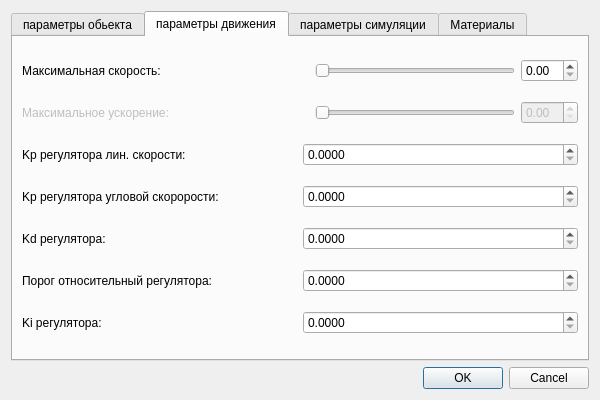
Qt form modeloptionseditor.ui (MrBoriska/mars_debugger) before a commit.
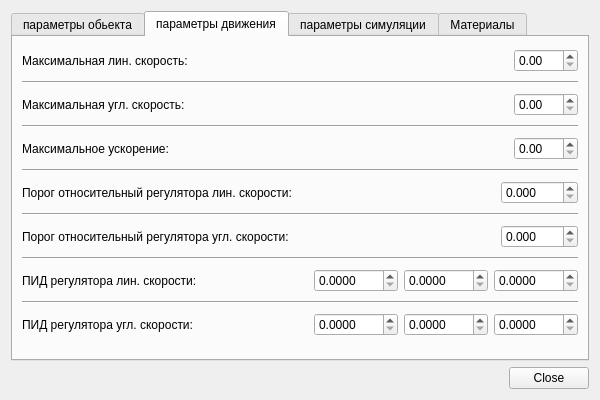
The same form after that commit. The open tabs and pages were chosen to show the change.

```diff
--- a/modeloptionseditor.ui
+++ b/modeloptionseditor.ui
@@ -183,15 +183,15 @@
          <item>
           <widget class="QLabel" name="label_4">
            <property name="text">
-            <string>Максимальная скорость:</string>
+            <string>Максимальная лин. скорость:</string>
            </property>
            <property name="alignment">
-            <set>Qt::AlignCenter</set>
+            <set>Qt::AlignLeading|Qt::AlignLeft|Qt::AlignVCenter</set>
            </property>
           </widget>
          </item>
          <item>
-          <spacer name="horizontalSpacer_3">
+          <spacer name="horizontalSpacer_14">
            <property name="orientation">
             <enum>Qt::Horizontal</enum>
            </property>
@@ -204,58 +204,79 @@
           </spacer>
          </item>
          <item>
-          <widget class="QSlider" name="maxSpeed">
-           <property name="sizePolicy">
-            <sizepolicy hsizetype="Fixed" vsizetype="Fixed">
-             <horstretch>0</horstretch>
-             <verstretch>0</verstretch>
-            </sizepolicy>
+          <widget class="QDoubleSpinBox" name="robot_vmax">
+           <property name="maximum">
+            <double>100.000000000000000</double>
            </property>
-           <property name="minimumSize">
+          </widget>
+         </item>
+        </layout>
+       </item>
+       <item>
+        <widget class="Line" name="line">
+         <property name="orientation">
+          <enum>Qt::Horizontal</enum>
+         </property>
+        </widget>
+       </item>
+       <item>
+        <layout class="QHBoxLayout" name="horizontalLayout_8">
+         <item>
+          <widget class="QLabel" name="label_12">
+           <property name="text">
+            <string>Максимальная угл. скорость:</string>
+           </property>
+          </widget>
+         </item>
+         <item>
+          <spacer name="horizontalSpacer_13">
+           <property name="orientation">
+            <enum>Qt::Horizontal</enum>
+           </property>
+           <property name="sizeHint" stdset="0">
             <size>
-             <width>200</width>
-             <height>0</height>
+             <width>40</width>
+             <height>20</height>
             </size>
            </property>
-           <property name="minimum">
-            <number>1</number>
+          </spacer>
+         </item>
+         <item>
+          <widget class="QDoubleSpinBox" name="robot_wmax">
+           <property name="decimals">
+            <number>2</number>
            </property>
            <property name="maximum">
-            <number>1000</number>
+            <double>100.000000000000000</double>
            </property>
-           <property name="singleStep">
-            <number>10</number>
-           </property>
-           <property name="pageStep">
-            <number>100</number>
-           </property>
-           <property name="orientation">
-            <enum>Qt::Horizontal</enum>
-           </property>
           </widget>
          </item>
-         <item>
-          <widget class="QDoubleSpinBox" name="maxSpeed_spin"/>
-         </item>
         </layout>
        </item>
+       <item>
+        <widget class="Line" name="line_2">
+         <property name="orientation">
+          <enum>Qt::Horizontal</enum>
+         </property>
+        </widget>
+       </item>
        <item>
         <layout class="QHBoxLayout" name="horizontalLayout">
          <item>
           <widget class="QLabel" name="label_5">
            <property name="enabled">
-            <bool>false</bool>
+            <bool>true</bool>
            </property>
            <property name="text">
             <string>Максимальное ускорение:</string>
            </property>
            <property name="alignment">
-            <set>Qt::AlignCenter</set>
+            <set>Qt::AlignLeading|Qt::AlignLeft|Qt::AlignVCenter</set>
            </property>
           </widget>
          </item>
          <item>
-          <spacer name="horizontalSpacer_4">
+          <spacer name="horizontalSpacer_12">
            <property name="orientation">
             <enum>Qt::Horizontal</enum>
            </property>
@@ -268,133 +289,216 @@
           </spacer>
          </item>
          <item>
-          <widget class="QSlider" name="acceleration">
+          <widget class="QDoubleSpinBox" name="robot_amax">
            <property name="enabled">
-            <bool>false</bool>
+            <bool>true</bool>
            </property>
-           <property name="sizePolicy">
-            <sizepolicy hsizetype="Fixed" vsizetype="Fixed">
-             <horstretch>0</horstretch>
-             <verstretch>0</verstretch>
-            </sizepolicy>
-           </property>
-           <property name="minimumSize">
-            <size>
-             <width>200</width>
-             <height>0</height>
-            </size>
-           </property>
-           <property name="orientation">
-            <enum>Qt::Horizontal</enum>
-           </property>
-          </widget>
-         </item>
-         <item>
-          <widget class="QDoubleSpinBox" name="acceleration_spin">
-           <property name="enabled">
-            <bool>false</bool>
-           </property>
-          </widget>
-         </item>
-        </layout>
-       </item>
-       <item>
-        <layout class="QHBoxLayout" name="horizontalLayout_11">
-         <item>
-          <widget class="QLabel" name="label_15">
-           <property name="text">
-            <string>Kp регулятора лин. скорости:</string>
-           </property>
-          </widget>
-         </item>
-         <item>
-          <widget class="QDoubleSpinBox" name="trajectory_Pv">
-           <property name="decimals">
-            <number>4</number>
-           </property>
            <property name="maximum">
-            <double>10000.000000000000000</double>
+            <double>100.000000000000000</double>
            </property>
           </widget>
          </item>
         </layout>
        </item>
        <item>
-        <layout class="QHBoxLayout" name="horizontalLayout_7">
-         <item>
-          <widget class="QLabel" name="label_11">
-           <property name="text">
-            <string>Kp регулятора угловой скорорости:</string>
-           </property>
-          </widget>
-         </item>
-         <item>
-          <widget class="QDoubleSpinBox" name="trajectory_P_spin">
-           <property name="decimals">
-            <number>4</number>
-           </property>
-           <property name="maximum">
-            <double>10000.000000000000000</double>
-           </property>
-          </widget>
-         </item>
-        </layout>
-       </item>
-       <item>
-        <layout class="QHBoxLayout" name="horizontalLayout_8">
-         <item>
-          <widget class="QLabel" name="label_12">
-           <property name="text">
-            <string>Kd регулятора:</string>
-           </property>
-          </widget>
-         </item>
-         <item>
-          <widget class="QDoubleSpinBox" name="trajectory_w_thres_offset">
-           <property name="decimals">
-            <number>4</number>
-           </property>
-           <property name="maximum">
-            <double>10000.000000000000000</double>
-           </property>
-          </widget>
-         </item>
-        </layout>
+        <widget class="Line" name="line_3">
+         <property name="orientation">
+          <enum>Qt::Horizontal</enum>
+         </property>
+        </widget>
        </item>
        <item>
         <layout class="QHBoxLayout" name="horizontalLayout_9">
          <item>
           <widget class="QLabel" name="label_13">
            <property name="text">
-            <string>Порог относительный регулятора:</string>
+            <string>Порог относительный регулятора лин. скорости:</string>
            </property>
           </widget>
          </item>
          <item>
-          <widget class="QDoubleSpinBox" name="trajectory_w_thres">
+          <spacer name="horizontalSpacer_11">
+           <property name="orientation">
+            <enum>Qt::Horizontal</enum>
+           </property>
+           <property name="sizeHint" stdset="0">
+            <size>
+             <width>40</width>
+             <height>20</height>
+            </size>
+           </property>
+          </spacer>
+         </item>
+         <item>
+          <widget class="QDoubleSpinBox" name="trajectory_v_thres">
            <property name="decimals">
-            <number>4</number>
+            <number>3</number>
            </property>
            <property name="maximum">
-            <double>1.000000000000000</double>
+            <double>1000.000000000000000</double>
            </property>
           </widget>
          </item>
         </layout>
        </item>
+       <item>
+        <widget class="Line" name="line_4">
+         <property name="orientation">
+          <enum>Qt::Horizontal</enum>
+         </property>
+        </widget>
+       </item>
        <item>
         <layout class="QHBoxLayout" name="horizontalLayout_10">
          <item>
           <widget class="QLabel" name="label_14">
            <property name="text">
-            <string>Ki регулятора:</string>
+            <string>Порог относительный регулятора угл. скорости:</string>
            </property>
           </widget>
          </item>
          <item>
-          <widget class="QDoubleSpinBox" name="trajectory_wI">
+          <spacer name="horizontalSpacer_10">
+           <property name="orientation">
+            <enum>Qt::Horizontal</enum>
+           </property>
+           <property name="sizeHint" stdset="0">
+            <size>
+             <width>40</width>
+             <height>20</height>
+            </size>
+           </property>
+          </spacer>
+         </item>
+         <item>
+          <widget class="QDoubleSpinBox" name="trajectory_w_thres">
            <property name="decimals">
+            <number>3</number>
+           </property>
+           <property name="maximum">
+            <double>1000.000000000000000</double>
+           </property>
+          </widget>
+         </item>
+        </layout>
+       </item>
+       <item>
+        <widget class="Line" name="line_5">
+         <property name="orientation">
+          <enum>Qt::Horizontal</enum>
+         </property>
+        </widget>
+       </item>
+       <item>
+        <layout class="QHBoxLayout" name="horizontalLayout_11">
+         <item>
+          <widget class="QLabel" name="label_15">
+           <property name="text">
+            <string>ПИД регулятора лин. скорости:</string>
+           </property>
+          </widget>
+         </item>
+         <item>
+          <spacer name="horizontalSpacer_3">
+           <property name="orientation">
+            <enum>Qt::Horizontal</enum>
+           </property>
+           <property name="sizeHint" stdset="0">
+            <size>
+             <width>40</width>
+             <height>20</height>
+            </size>
+           </property>
+          </spacer>
+         </item>
+         <item>
+          <widget class="QDoubleSpinBox" name="trajectory_v_P">
+           <property name="decimals">
             <number>4</number>
+           </property>
+           <property name="maximum">
+            <double>5000.000000000000000</double>
+           </property>
+          </widget>
+         </item>
+         <item>
+          <widget class="QDoubleSpinBox" name="trajectory_v_I">
+           <property name="decimals">
+            <number>4</number>
+           </property>
+           <property name="maximum">
+            <double>5000.000000000000000</double>
+           </property>
+          </widget>
+         </item>
+         <item>
+          <widget class="QDoubleSpinBox" name="trajectory_v_D">
+           <property name="decimals">
+            <number>4</number>
+           </property>
+           <property name="maximum">
+            <double>5000.000000000000000</double>
+           </property>
+          </widget>
+         </item>
+        </layout>
+       </item>
+       <item>
+        <widget class="Line" name="line_6">
+         <property name="orientation">
+          <enum>Qt::Horizontal</enum>
+         </property>
+        </widget>
+       </item>
+       <item>
+        <layout class="QHBoxLayout" name="horizontalLayout_7">
+         <item>
+          <widget class="QLabel" name="label_11">
+           <property name="text">
+            <string>ПИД регулятора угл. скорости:</string>
+           </property>
+          </widget>
+         </item>
+         <item>
+          <spacer name="horizontalSpacer_4">
+           <property name="orientation">
+            <enum>Qt::Horizontal</enum>
+           </property>
+           <property name="sizeHint" stdset="0">
+            <size>
+             <width>40</width>
+             <height>20</height>
+            </size>
+           </property>
+          </spacer>
+         </item>
+         <item>
+          <widget class="QDoubleSpinBox" name="trajectory_w_P">
+           <property name="decimals">
+            <number>4</number>
+           </property>
+           <property name="maximum">
+            <double>5000.000000000000000</double>
+           </property>
+          </widget>
+         </item>
+         <item>
+          <widget class="QDoubleSpinBox" name="trajectory_w_I">
+           <property name="decimals">
+            <number>4</number>
+           </property>
+           <property name="maximum">
+            <double>5000.000000000000000</double>
+           </property>
+          </widget>
+         </item>
+         <item>
+          <widget class="QDoubleSpinBox" name="trajectory_w_D">
+           <property name="decimals">
+            <number>4</number>
+           </property>
+           <property name="maximum">
+            <double>5000.000000000000000</double>
            </property>
           </widget>
          </item>
@@ -671,7 +775,7 @@
       <enum>Qt::Horizontal</enum>
      </property>
      <property name="standardButtons">
-      <set>QDialogButtonBox::Cancel|QDialogButtonBox::Ok</set>
+      <set>QDialogButtonBox::Close</set>
      </property>
     </widget>
    </item>
```
Left out of the diff: 2 changed lines with no effect on the pictures.
